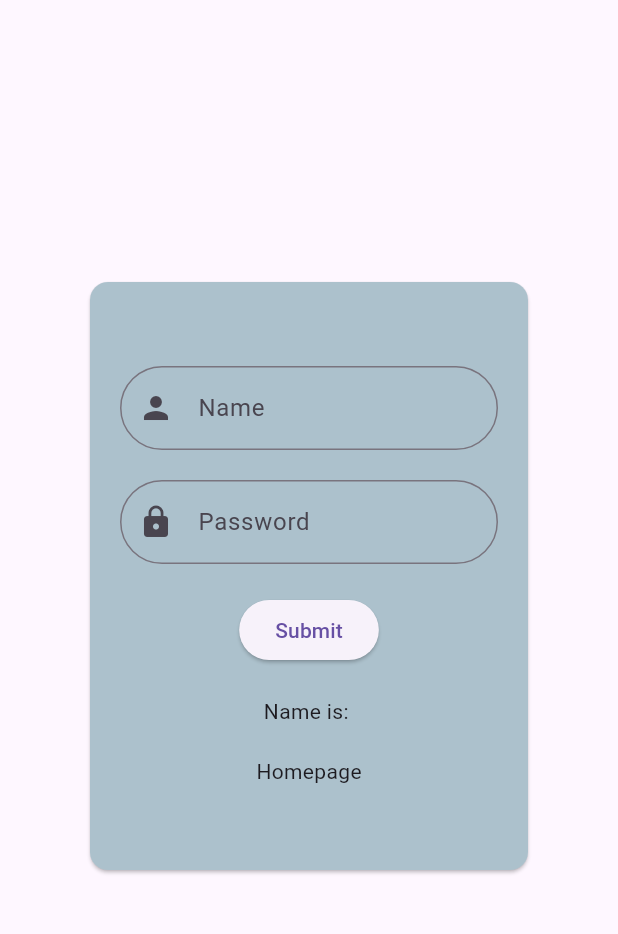
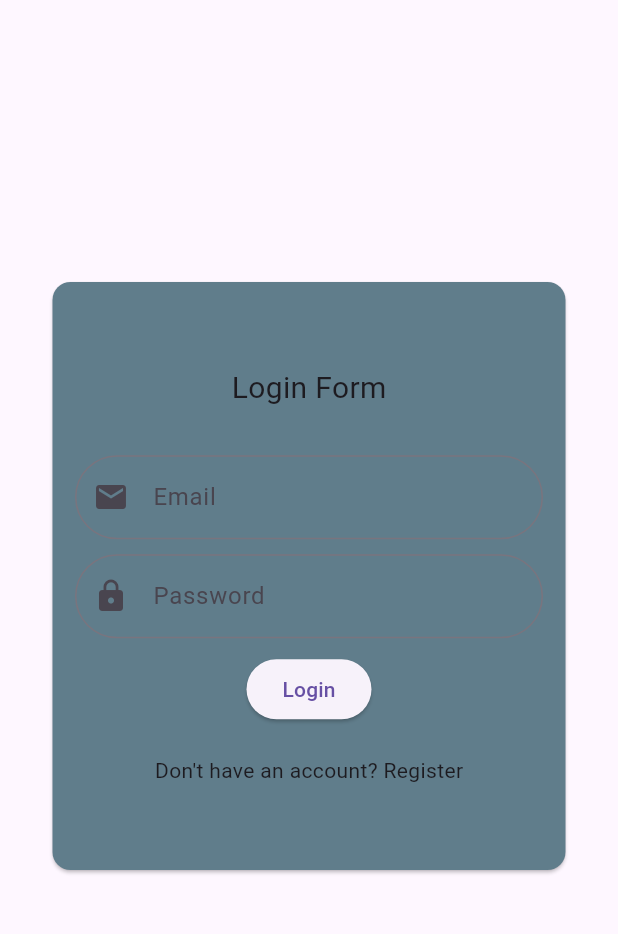
Before and after one commit to jaahaan/CSE-3212_Project_62D, a Flutter app: the screen it shows after launch, on a phone screen of 412 x 824 dp, the part 84-1018 px from its top. Run offline on Flutter 3.47's test engine with Material 3 defaults, Android fonts, the phone set to English and light mode, and no system bars; our stand-ins replace google_fonts, supabase_flutter; accounts and stored records are empty.

Commit message:
Supabase Auth

```diff
--- /dev/null
+++ b/lib/auth/auth_gate.dart
@@ -0,0 +1,40 @@
+import 'package:flutter/material.dart';
+import 'package:project_62d/auth/login_page.dart';
+import 'package:project_62d/home_page.dart';
+import 'package:supabase_flutter/supabase_flutter.dart';
+
+/*
+AuthGate = This will continuously listen for auth state changes.
+stream = listen to auth state changes
+builder = Build appropriate page based on auth state
+
+if auth -> HomePage
+else -> LoginPage
+*/
+
+class AuthGate extends StatefulWidget {
+  const AuthGate({super.key});
+
+  @override
+  State<AuthGate> createState() => _AuthGateState();
+}
+
+class _AuthGateState extends State<AuthGate> {
+  @override
+  Widget build(BuildContext context) {
+    return StreamBuilder(
+      stream: Supabase.instance.client.auth.onAuthStateChange,
+      builder: (context, snapshot) {
+        if (snapshot.connectionState == ConnectionState.waiting) {
+          return Scaffold(body: Center(child: CircularProgressIndicator()));
+        }
+        final session = snapshot.hasData ? snapshot.data!.session : null;
+        if (session != null) {
+          return HomePage();
+        } else {
+          return LoginPage();
+        }
+      },
+    );
+  }
+}
--- /dev/null
+++ b/lib/auth/login_page.dart
@@ -0,0 +1,132 @@
+import 'package:flutter/material.dart';
+import 'package:project_62d/auth/register_page.dart';
+import 'package:project_62d/home_page.dart';
+import 'package:project_62d/widgets/input_field.dart';
+import 'package:supabase_flutter/supabase_flutter.dart';
+
+class LoginPage extends StatefulWidget {
+  const LoginPage({super.key});
+
+  @override
+  State<LoginPage> createState() => _LoginPageState();
+}
+
+class _LoginPageState extends State<LoginPage> {
+  final _formKey = GlobalKey<FormState>();
+  final TextEditingController _emailController = TextEditingController();
+  final TextEditingController _passwordController = TextEditingController();
+  bool _isLoading = false;
+  final _supabase = Supabase.instance.client;
+
+  void login() async {
+    String email = _emailController.text.trim();
+    String password = _passwordController.text.trim();
+    setState(() {
+      _isLoading = true;
+    });
+    try {
+      await _supabase.auth.signInWithPassword(email: email, password: password);
+      Navigator.push(
+        context,
+        MaterialPageRoute(builder: (context) => HomePage()),
+      );
+      _emailController.clear();
+      _passwordController.clear();
+    } on AuthApiException catch (e) {
+      ScaffoldMessenger.of(
+        context,
+      ).showSnackBar(SnackBar(content: Text(e.message)));
+    }
+    setState(() {
+      _isLoading = false;
+    });
+  }
+
+  @override
+  Widget build(BuildContext context) {
+    return Scaffold(
+      appBar: AppBar(
+        title: Text("Login Page"),
+        backgroundColor: Colors.blueGrey,
+      ),
+      body: Center(
+        child: SizedBox(
+          height: 400,
+          width: 350,
+          child: Card(
+            color: Colors.blueGrey,
+            child: Padding(
+              padding: const EdgeInsets.all(15.0),
+              child: Form(
+                key: _formKey,
+                autovalidateMode: AutovalidateMode.onUserInteraction,
+                child: Column(
+                  mainAxisAlignment: MainAxisAlignment.center,
+                  children: [
+                    Text("Login Form", style: TextStyle(fontSize: 20)),
+                    SizedBox(height: 30),
+                    InputField(
+                      controller: _emailController,
+                      validator: (value) {
+                        if (value == null || value.isEmpty) {
+                          return "Field is empty!!";
+                        }
+                        // if (!RegExp(r'cse_\d{16}@lus.ac.bd').hasMatch(value)) {
+                        //   return "Enter institutional email";
+                        // }
+
+                        return null;
+                      },
+                      label: "Email",
+                      hint: "Enter email",
+                      icon: Icons.email,
+                      keyboardType: TextInputType.emailAddress,
+                    ),
+                    SizedBox(height: 10),
+                    InputField(
+                      controller: _passwordController,
+                      validator: (value) {
+                        if (value == null || value.isEmpty) {
+                          return "Field is empty!!";
+                        }
+                        return null;
+                      },
+                      label: "Password",
+                      hint: "Enter password",
+                      icon: Icons.lock,
+                      keyboardType: TextInputType.visiblePassword,
+                    ),
+                    SizedBox(height: 10),
+                    ElevatedButton(
+                      onPressed: () {
+                        if (_formKey.currentState!.validate()) {
+                          login();
+                        }
+                      },
+                      child:
+                          _isLoading
+                              ? CircularProgressIndicator()
+                              : Text("Login"),
+                    ),
+                    SizedBox(height: 20),
+
+                    GestureDetector(
+                      onTap:
+                          () => Navigator.push(
+                            context,
+                            MaterialPageRoute(
+                              builder: (context) => RegisterPage(),
+                            ),
+                          ),
+                      child: Text("Don't have an account? Register"),
+                    ),
+                  ],
+                ),
+              ),
+            ),
+          ),
+        ),
+      ),
+    );
+  }
+}
--- a/lib/main.dart
+++ b/lib/main.dart
@@ -1,7 +1,13 @@
 import 'package:flutter/material.dart';
-import 'package:project_62d/profile_page.dart';
+import 'package:project_62d/auth/auth_gate.dart';
+import 'package:supabase_flutter/supabase_flutter.dart';
 
-void main() {
+void main() async {
+  WidgetsFlutterBinding.ensureInitialized();
+  await Supabase.initialize(
+    url: 'https://bznblrxfbnghpubcrong.supabase.co',
+    anonKey: 'sb_publishable_AjTI1khentv_FUzAvqbKIg_T1P0nZry',
+  );
   runApp(const MyApp());
 }
 
@@ -13,7 +19,7 @@ class MyApp extends StatelessWidget {
     return MaterialApp(
       debugShowCheckedModeBanner: false,
       theme: ThemeData.light(),
-      home: ProfilePage(),
+      home: AuthGate(),
     );
   }
 }
--- a/pubspec.yaml
+++ b/pubspec.yaml
@@ -35,6 +35,7 @@ dependencies:
   # Use with the CupertinoIcons class for iOS style icons.
   cupertino_icons: ^1.0.8
   google_fonts: ^6.3.2
+  supabase_flutter: ^2.12.0
 
 dev_dependencies:
   flutter_test:
```
Also changed, not shown: lib/auth/register_page.dart (added, +212 -0 lines), lib/home_page.dart (+54 -3 lines), pubspec.lock, 5 other files.
